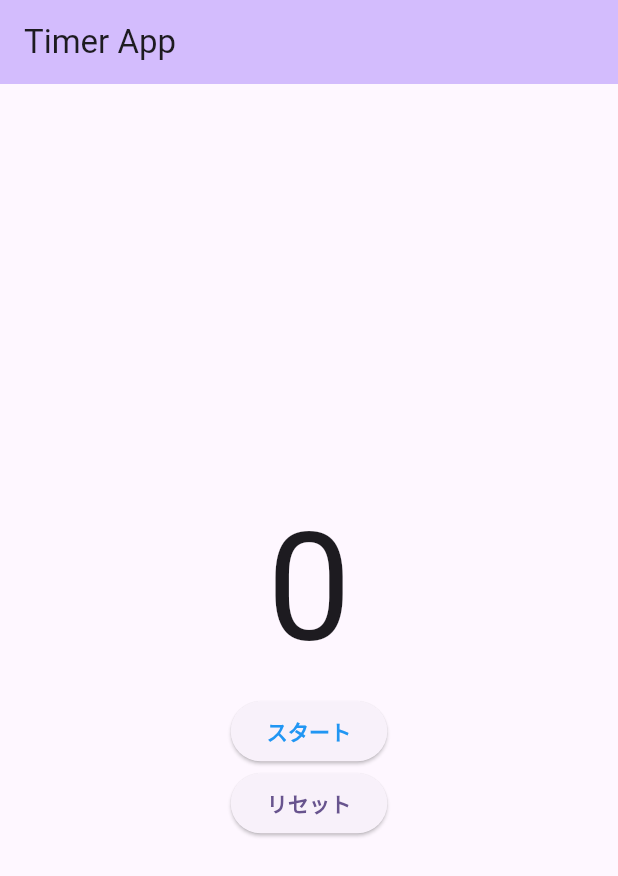
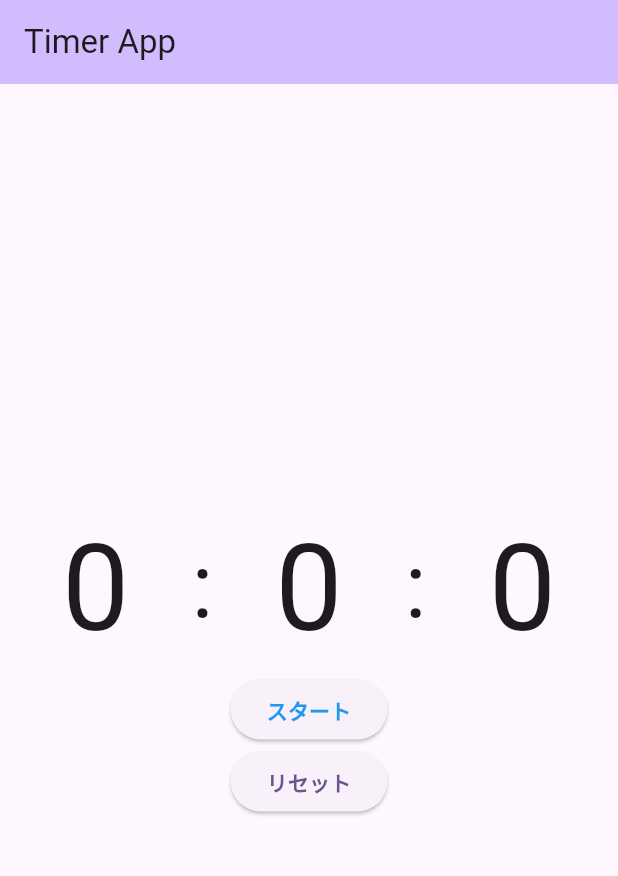
Before and after one commit to apoto/flutter-univ-timer, a Flutter app: the screen it shows after launch, after a tap on "スタート", after a tap on "リセット", on a phone screen of 412 x 824 dp. Shown: the top 876 px of the screen. Run offline on Flutter 3.47's test engine with Material 2 defaults, Android fonts, the phone set to English and light mode, and no system bars.

Commit message:
ミリ秒と分を追加、カップ麺タイマー化

```diff
--- a/lib/main.dart
+++ b/lib/main.dart
@@ -34,7 +34,9 @@
 }
 
 class _MyHomePageState extends State<MyHomePage> {
+  int _minute = 0;
   int _second = 0;
+  int _millisecond = 0;
   Timer? _timer;
   bool _isRunning = false;
 
@@ -51,9 +53,45 @@
         child: Column(
           mainAxisAlignment: MainAxisAlignment.center,
           children: [
-            Text(
-              '$_second',
-              style: const TextStyle(fontSize: 100),
+            Row(
+              mainAxisAlignment: MainAxisAlignment.center,
+              children: [
+                Expanded(
+                  child: Align(
+                    alignment: Alignment.center,
+                    child: Text(
+                      '$_minute',
+                      style: const TextStyle(fontSize: 80),
+                    ),
+                  ),
+                ),
+                const Text(
+                  ':',
+                  style: TextStyle(fontSize: 60),
+                ),
+                Expanded(
+                  child: Align(
+                    alignment: Alignment.center,
+                    child: Text(
+                      '${_second % 60}',
+                      style: const TextStyle(fontSize: 80),
+                    ),
+                  ),
+                ),
+                const Text(
+                  ':',
+                  style: TextStyle(fontSize: 60),
+                ),
+                Expanded(
+                  child: Align(
+                    alignment: Alignment.center,
+                    child: Text(
+                      '${_millisecond % 100}',
+                      style: const TextStyle(fontSize: 80),
+                    ),
+                  ),
+                ),
+              ],
             ),
             ElevatedButton(
               onPressed: () => toggleTimer(),
@@ -84,12 +122,14 @@
       _timer?.cancel();
     } else {
       _timer = Timer.periodic(
-        const Duration(seconds: 1),
+        const Duration(milliseconds: 10),
         (timer) {
           setState(() {
-            _second++;
+            _millisecond++;
+            _second = (_millisecond / 100).floor();
+            _minute = (_second / 60).floor();
 
-            if (_second == 10) {
+            if (_minute == 3) {
               resetTimer();
 
               Navigator.of(context).push(
@@ -112,7 +152,9 @@
   void resetTimer() {
     _timer?.cancel();
     setState(() {
+      _minute = 0;
       _second = 0;
+      _millisecond = 0;
       _isRunning = false;
     });
   }
--- a/lib/next_page.dart
+++ b/lib/next_page.dart
@@ -8,7 +8,7 @@ class NextPage extends StatelessWidget {
     return Scaffold(
       appBar: AppBar(),
       body: const Center(
-        child: Text('10秒たったよ、おめでとう〜'),
+        child: Text('3分です、カップ麺ができましたよ'),
       ),
     );
   }
```
